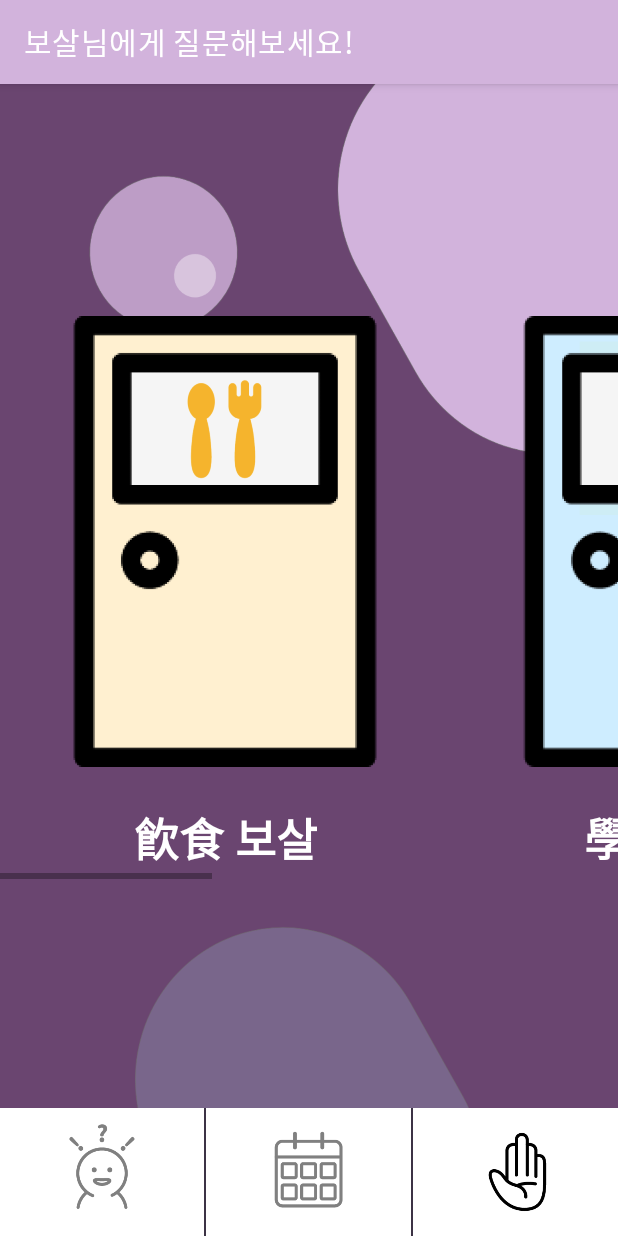
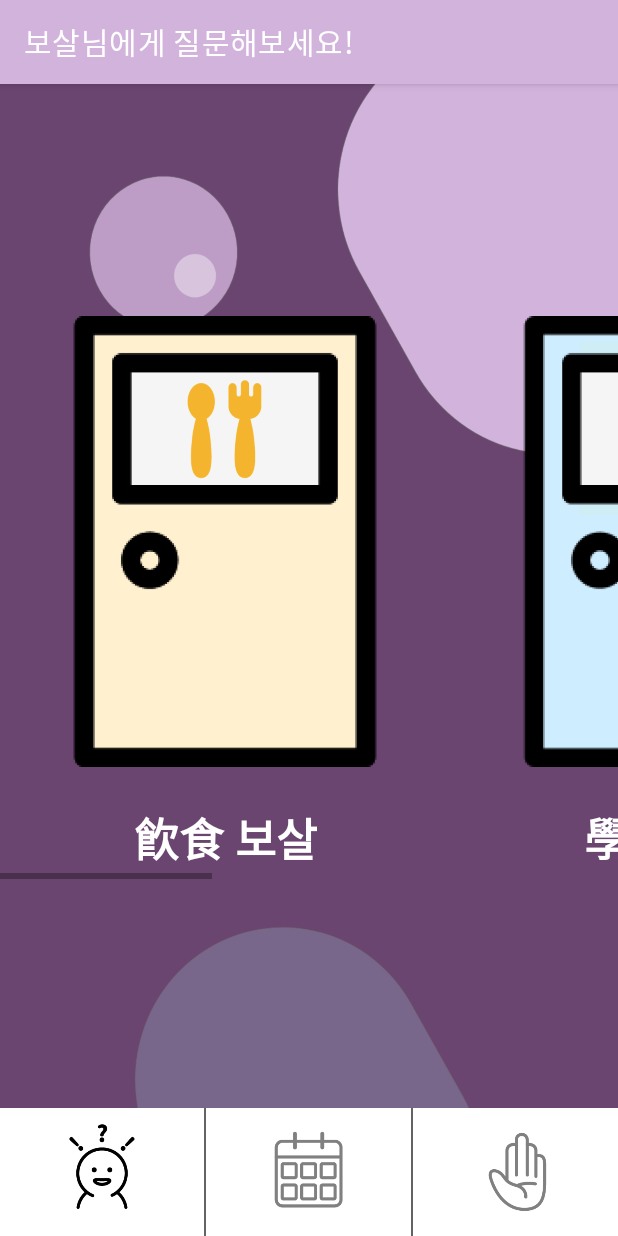
Before and after one commit to yeonwoo1125/Sora_Godong, an Android app: the AskMain screen opened directly, with no data from a screen before it, on a phone screen of 412 x 824 dp. Run offline under Robolectric (Android 15) with nearby library versions, the phone set to English and light mode, and no system bars.

Commit message:
메뉴 수정

```diff
--- a/app/src/main/res/layout-v21/activity_ask_main.xml
+++ b/app/src/main/res/layout-v21/activity_ask_main.xml
@@ -101,7 +101,7 @@
         android:layout_height="0dp"
         android:layout_weight="1"
         android:orientation="horizontal"
-        android:background="#80000000">
+        android:background="#646464">
         <LinearLayout
             android:id="@+id/linear1"
             android:layout_width="0dp"
@@ -114,8 +114,7 @@
             <ImageView
                 android:layout_width="wrap_content"
                 android:layout_height="wrap_content"
-                android:src="@drawable/menu1"
-                android:alpha="0.5"/>
+                android:src="@drawable/menu1"/>
         </LinearLayout>
         <LinearLayout
             android:id="@+id/linear2"
@@ -144,7 +143,7 @@
                 android:layout_width="wrap_content"
                 android:layout_height="wrap_content"
                 android:src="@drawable/menu3"
-                />
+                android:alpha="0.5"/>
         </LinearLayout>
     </LinearLayout>
 </LinearLayout>
--- a/app/src/main/res/layout/activity_ask_answer.xml
+++ b/app/src/main/res/layout/activity_ask_answer.xml
@@ -81,8 +81,7 @@
             <ImageView
                 android:layout_width="wrap_content"
                 android:layout_height="wrap_content"
-                android:src="@drawable/menu1"
-                android:alpha="0.5"/>
+                android:src="@drawable/menu1"/>
         </LinearLayout>
         <LinearLayout
             android:id="@+id/linear2"
@@ -111,7 +110,7 @@
                 android:layout_width="wrap_content"
                 android:layout_height="wrap_content"
                 android:src="@drawable/menu3"
-                />
+                android:alpha="0.5"/>
         </LinearLayout>
     </LinearLayout>
 </LinearLayout>
--- a/app/src/main/res/layout/activity_ask_food.xml
+++ b/app/src/main/res/layout/activity_ask_food.xml
@@ -55,8 +55,7 @@
             <ImageView
                 android:layout_width="wrap_content"
                 android:layout_height="wrap_content"
-                android:src="@drawable/menu1"
-                android:alpha="0.5"/>
+                android:src="@drawable/menu1"/>
         </LinearLayout>
         <LinearLayout
             android:id="@+id/linear2"
@@ -85,7 +84,7 @@
                 android:layout_width="wrap_content"
                 android:layout_height="wrap_content"
                 android:src="@drawable/menu3"
-                />
+                android:alpha="0.5"/>
         </LinearLayout>
     </LinearLayout>
 </LinearLayout>
--- a/app/src/main/res/layout/activity_ask_love.xml
+++ b/app/src/main/res/layout/activity_ask_love.xml
@@ -64,8 +64,7 @@
             <ImageView
                 android:layout_width="wrap_content"
                 android:layout_height="wrap_content"
-                android:src="@drawable/menu1"
-                android:alpha="0.5"/>
+                android:src="@drawable/menu1"/>
         </LinearLayout>
         <LinearLayout
             android:id="@+id/linear2"
@@ -94,7 +93,7 @@
                 android:layout_width="wrap_content"
                 android:layout_height="wrap_content"
                 android:src="@drawable/menu3"
-                />
+                android:alpha="0.5"/>
         </LinearLayout>
     </LinearLayout>
 </LinearLayout>
--- a/app/src/main/res/layout/activity_ask_main.xml
+++ b/app/src/main/res/layout/activity_ask_main.xml
@@ -114,7 +114,7 @@
         android:layout_height="0dp"
         android:layout_weight="1"
         android:orientation="horizontal"
-        android:background="#80000000">
+        android:background="#646464">
         <LinearLayout
             android:id="@+id/linear1"
             android:layout_width="0dp"
@@ -127,8 +127,7 @@
             <ImageView
                 android:layout_width="wrap_content"
                 android:layout_height="wrap_content"
-                android:src="@drawable/menu1"
-                android:alpha="0.5"/>
+                android:src="@drawable/menu1"/>
         </LinearLayout>
         <LinearLayout
             android:id="@+id/linear2"
@@ -157,7 +156,7 @@
                 android:layout_width="wrap_content"
                 android:layout_height="wrap_content"
                 android:src="@drawable/menu3"
-                />
+                android:alpha="0.5"/>
         </LinearLayout>
     </LinearLayout>
 </LinearLayout>
--- a/app/src/main/res/layout/activity_ask_money.xml
+++ b/app/src/main/res/layout/activity_ask_money.xml
@@ -55,8 +55,7 @@
             <ImageView
                 android:layout_width="wrap_content"
                 android:layout_height="wrap_content"
-                android:src="@drawable/menu1"
-                android:alpha="0.5"/>
+                android:src="@drawable/menu1"/>
         </LinearLayout>
         <LinearLayout
             android:id="@+id/linear2"
@@ -85,7 +84,7 @@
                 android:layout_width="wrap_content"
                 android:layout_height="wrap_content"
                 android:src="@drawable/menu3"
-                />
+                android:alpha="0.5"/>
         </LinearLayout>
     </LinearLayout>
 </LinearLayout>
--- a/app/src/main/res/layout/activity_ask_re_answer.xml
+++ b/app/src/main/res/layout/activity_ask_re_answer.xml
@@ -61,8 +61,7 @@
             <ImageView
                 android:layout_width="wrap_content"
                 android:layout_height="wrap_content"
-                android:src="@drawable/menu1"
-                android:alpha="0.5"/>
+                android:src="@drawable/menu1"/>
         </LinearLayout>
         <LinearLayout
             android:id="@+id/linear2"
@@ -91,7 +90,7 @@
                 android:layout_width="wrap_content"
                 android:layout_height="wrap_content"
                 android:src="@drawable/menu3"
-                />
+                android:alpha="0.5"/>
         </LinearLayout>
     </LinearLayout>
 </LinearLayout>
--- a/app/src/main/res/layout/activity_ask_study.xml
+++ b/app/src/main/res/layout/activity_ask_study.xml
@@ -54,8 +54,7 @@
             <ImageView
                 android:layout_width="wrap_content"
                 android:layout_height="wrap_content"
-                android:src="@drawable/menu1"
-                android:alpha="0.5"/>
+                android:src="@drawable/menu1"/>
         </LinearLayout>
         <LinearLayout
             android:id="@+id/linear2"
@@ -84,7 +83,7 @@
                 android:layout_width="wrap_content"
                 android:layout_height="wrap_content"
                 android:src="@drawable/menu3"
-                />
+                android:alpha="0.5"/>
         </LinearLayout>
     </LinearLayout>
 </LinearLayout>
```
